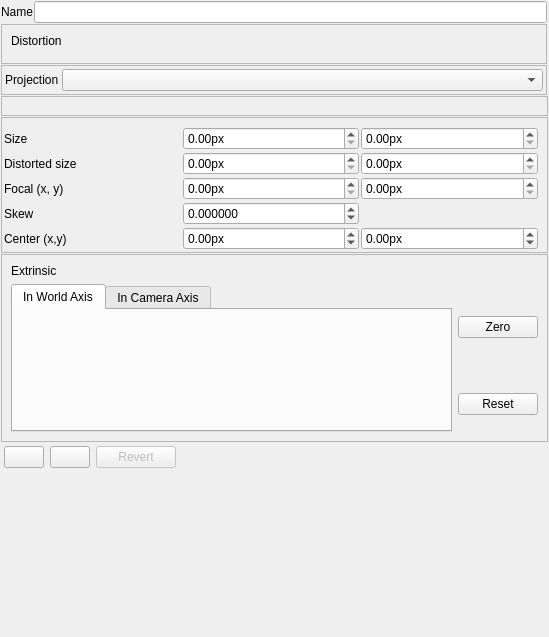
First picture: the form in utils/distortioncorrector/cameraModelParametersControlWidget.ui, repository NickPenkrat/corecvs, before the edit.
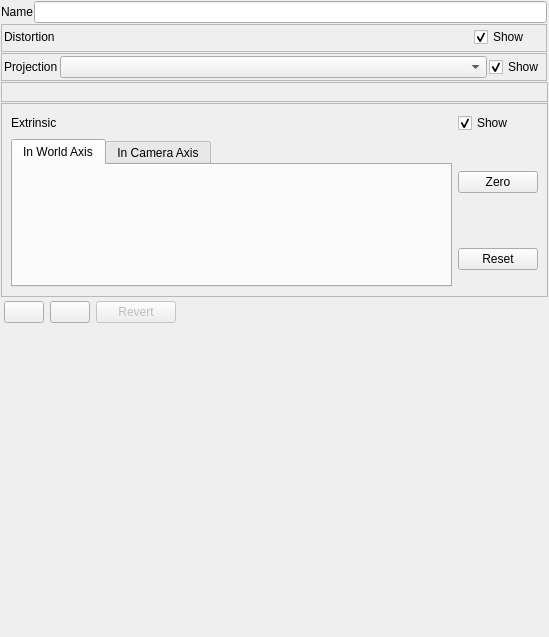
Second picture: the form after the edit. The open tabs and pages were chosen to show the change. Icons and pictures are not drawn. Custom widgets are drawn as their Qt base class.

The edit to the form file:
```diff
--- a/utils/distortioncorrector/cameraModelParametersControlWidget.ui
+++ b/utils/distortioncorrector/cameraModelParametersControlWidget.ui
@@ -29,9 +29,6 @@
    <property name="spacing">
     <number>1</number>
    </property>
-   <item row="0" column="1">
-    <widget class="QLineEdit" name="cameraNameEdit"/>
-   </item>
    <item row="0" column="0">
     <widget class="QLabel" name="label_2">
      <property name="text">
@@ -39,215 +36,10 @@
      </property>
     </widget>
    </item>
-   <item row="1" column="0" colspan="2">
-    <widget class="QFrame" name="distortionFrame">
-     <property name="minimumSize">
-      <size>
-       <width>20</width>
-       <height>20</height>
-      </size>
-     </property>
-     <property name="frameShape">
-      <enum>QFrame::StyledPanel</enum>
-     </property>
-     <property name="frameShadow">
-      <enum>QFrame::Raised</enum>
-     </property>
-     <layout class="QGridLayout" name="gridLayout_5">
-      <item row="0" column="0">
-       <widget class="QLabel" name="label">
-        <property name="text">
-         <string>Distortion</string>
-        </property>
-       </widget>
-      </item>
-      <item row="1" column="0">
-       <widget class="LensDistortionModelParametersControlWidget" name="lensDistortionWidget" native="true">
-        <property name="sizePolicy">
-         <sizepolicy hsizetype="Preferred" vsizetype="Minimum">
-          <horstretch>0</horstretch>
-          <verstretch>0</verstretch>
-         </sizepolicy>
-        </property>
-        <property name="minimumSize">
-         <size>
-          <width>0</width>
-          <height>0</height>
-         </size>
-        </property>
-       </widget>
-      </item>
-     </layout>
-    </widget>
-   </item>
-   <item row="6" column="0" colspan="3">
-    <widget class="QFrame" name="oldFrame">
-     <property name="minimumSize">
-      <size>
-       <width>10</width>
-       <height>100</height>
-      </size>
-     </property>
-     <property name="frameShape">
-      <enum>QFrame::StyledPanel</enum>
-     </property>
-     <property name="frameShadow">
-      <enum>QFrame::Raised</enum>
-     </property>
-     <layout class="QGridLayout" name="gridLayout_4">
-      <property name="leftMargin">
-       <number>2</number>
-      </property>
-      <property name="bottomMargin">
-       <number>2</number>
-      </property>
-      <property name="spacing">
-       <number>2</number>
-      </property>
-      <item row="1" column="0">
-       <widget class="QLabel" name="label_5">
-        <property name="text">
-         <string>Distorted size</string>
-        </property>
-       </widget>
-      </item>
-      <item row="3" column="0">
-       <widget class="QLabel" name="labelSkew">
-        <property name="text">
-         <string>Skew</string>
-        </property>
-       </widget>
-      </item>
-      <item row="4" column="1">
-       <widget class="QDoubleSpinBox" name="spinBoxCx">
-        <property name="suffix">
-         <string>px</string>
-        </property>
-        <property name="minimum">
-         <double>-1000000000.000000000000000</double>
-        </property>
-        <property name="maximum">
-         <double>1000000000.000000000000000</double>
-        </property>
-       </widget>
-      </item>
-      <item row="4" column="0">
-       <widget class="QLabel" name="label_12">
-        <property name="text">
-         <string>Center (x,y)</string>
-        </property>
-       </widget>
-      </item>
-      <item row="3" column="1">
-       <widget class="QDoubleSpinBox" name="spinBoxSkew">
-        <property name="suffix">
-         <string/>
-        </property>
-        <property name="decimals">
-         <number>6</number>
-        </property>
-        <property name="minimum">
-         <double>-1000000000.000000000000000</double>
-        </property>
-        <property name="maximum">
-         <double>1000000000.000000000000000</double>
-        </property>
-       </widget>
-      </item>
-      <item row="2" column="0">
-       <widget class="QLabel" name="labelFocalX">
-        <property name="text">
-         <string>Focal (x, y)</string>
-        </property>
-       </widget>
-      </item>
-      <item row="0" column="0">
-       <widget class="QLabel" name="label_3">
-        <property name="text">
-         <string>Size</string>
-        </property>
-       </widget>
-      </item>
-      <item row="1" column="1">
-       <widget class="QDoubleSpinBox" name="spinBoxSizeDistortedX">
-        <property name="suffix">
-         <string>px</string>
-        </property>
-        <property name="maximum">
-         <double>1000000000.000000000000000</double>
-        </property>
-       </widget>
-      </item>
-      <item row="0" column="1">
-       <widget class="QDoubleSpinBox" name="spinBoxSizeX">
-        <property name="suffix">
-         <string>px</string>
-        </property>
-        <property name="maximum">
-         <double>1000000000.000000000000000</double>
-        </property>
-       </widget>
-      </item>
-      <item row="2" column="1">
-       <widget class="QDoubleSpinBox" name="spinBoxFocalX">
-        <property name="suffix">
-         <string>px</string>
-        </property>
-        <property name="maximum">
-         <double>1000000000.000000000000000</double>
-        </property>
-       </widget>
-      </item>
-      <item row="0" column="2">
-       <widget class="QDoubleSpinBox" name="spinBoxSizeY">
-        <property name="suffix">
-         <string>px</string>
-        </property>
-        <property name="maximum">
-         <double>1000000000.000000000000000</double>
-        </property>
-       </widget>
-      </item>
-      <item row="1" column="2">
-       <widget class="QDoubleSpinBox" name="spinBoxSizeDistortedY">
-        <property name="suffix">
-         <string>px</string>
-        </property>
-        <property name="maximum">
-         <double>1000000000.000000000000000</double>
-        </property>
-       </widget>
-      </item>
-      <item row="2" column="2">
-       <widget class="QDoubleSpinBox" name="spinBoxFocalY">
-        <property name="suffix">
-         <string>px</string>
-        </property>
-        <property name="maximum">
-         <double>1000000000.000000000000000</double>
-        </property>
-       </widget>
-      </item>
-      <item row="4" column="2">
-       <widget class="QDoubleSpinBox" name="spinBoxCy">
-        <property name="suffix">
-         <string>px</string>
-        </property>
-        <property name="minimum">
-         <double>-1000000000.000000000000000</double>
-        </property>
-        <property name="maximum">
-         <double>1000000000.000000000000000</double>
-        </property>
-       </widget>
-      </item>
-     </layout>
-    </widget>
-   </item>
    <item row="5" column="0" colspan="3">
     <widget class="QFrame" name="projectionFrame">
      <property name="sizePolicy">
-      <sizepolicy hsizetype="Preferred" vsizetype="Minimum">
+      <sizepolicy hsizetype="Preferred" vsizetype="Preferred">
        <horstretch>0</horstretch>
        <verstretch>0</verstretch>
       </sizepolicy>
@@ -266,7 +58,7 @@
      </property>
     </widget>
    </item>
-   <item row="15" column="0" colspan="3">
+   <item row="14" column="0" colspan="3">
     <widget class="QFrame" name="buttonFrame">
      <layout class="QHBoxLayout" name="horizontalLayout">
       <property name="leftMargin">
@@ -351,7 +143,10 @@
      </layout>
     </widget>
    </item>
-   <item row="16" column="0" colspan="2">
+   <item row="0" column="1">
+    <widget class="QLineEdit" name="cameraNameEdit"/>
+   </item>
+   <item row="15" column="0" colspan="2">
     <spacer name="verticalSpacer">
      <property name="orientation">
       <enum>Qt::Vertical</enum>
@@ -364,7 +159,7 @@
      </property>
     </spacer>
    </item>
-   <item row="14" column="0" colspan="3">
+   <item row="13" column="0" colspan="3">
     <widget class="QFrame" name="extrinsicsFrame">
      <property name="sizePolicy">
       <sizepolicy hsizetype="Preferred" vsizetype="Preferred">
@@ -446,7 +241,7 @@
          <string>&lt;html&gt;&lt;head/&gt;&lt;body&gt;&lt;p&gt;World Coordinate&lt;/p&gt;&lt;p&gt;&lt;br/&gt;&lt;/p&gt;&lt;/body&gt;&lt;/html&gt;</string>
         </property>
         <property name="currentIndex">
-         <number>1</number>
+         <number>0</number>
         </property>
         <widget class="QWidget" name="tab">
          <attribute name="title">
@@ -503,13 +298,29 @@
         </property>
        </widget>
       </item>
+      <item row="0" column="1">
+       <widget class="QCheckBox" name="showExtrinsicsCheckBox">
+        <property name="sizePolicy">
+         <sizepolicy hsizetype="Maximum" vsizetype="Fixed">
+          <horstretch>0</horstretch>
+          <verstretch>0</verstretch>
+         </sizepolicy>
+        </property>
+        <property name="text">
+         <string>Show</string>
+        </property>
+        <property name="checked">
+         <bool>true</bool>
+        </property>
+       </widget>
+      </item>
      </layout>
     </widget>
    </item>
    <item row="3" column="0" colspan="2">
     <widget class="QFrame" name="projectionTypeFrame">
      <property name="sizePolicy">
-      <sizepolicy hsizetype="Preferred" vsizetype="Minimum">
+      <sizepolicy hsizetype="Preferred" vsizetype="Fixed">
        <horstretch>0</horstretch>
        <verstretch>0</verstretch>
       </sizepolicy>
@@ -528,24 +339,24 @@
      </property>
      <layout class="QGridLayout" name="gridLayout_6">
       <property name="leftMargin">
-       <number>3</number>
+       <number>2</number>
       </property>
       <property name="topMargin">
-       <number>3</number>
+       <number>2</number>
       </property>
       <property name="rightMargin">
-       <number>3</number>
+       <number>2</number>
       </property>
       <property name="bottomMargin">
-       <number>3</number>
+       <number>2</number>
       </property>
       <property name="spacing">
-       <number>3</number>
+       <number>2</number>
       </property>
       <item row="0" column="0">
        <widget class="QLabel" name="label_11">
         <property name="sizePolicy">
-         <sizepolicy hsizetype="Fixed" vsizetype="Preferred">
+         <sizepolicy hsizetype="Fixed" vsizetype="Fixed">
           <horstretch>0</horstretch>
           <verstretch>0</verstretch>
          </sizepolicy>
@@ -557,6 +368,100 @@
       </item>
       <item row="0" column="1">
        <widget class="QComboBox" name="projectionTypeComboBox"/>
+      </item>
+      <item row="0" column="2">
+       <widget class="QCheckBox" name="showProjection">
+        <property name="sizePolicy">
+         <sizepolicy hsizetype="Maximum" vsizetype="Fixed">
+          <horstretch>0</horstretch>
+          <verstretch>0</verstretch>
+         </sizepolicy>
+        </property>
+        <property name="text">
+         <string>Show</string>
+        </property>
+        <property name="checked">
+         <bool>true</bool>
+        </property>
+       </widget>
+      </item>
+     </layout>
+    </widget>
+   </item>
+   <item row="1" column="0" colspan="2">
+    <widget class="QFrame" name="distortionFrame">
+     <property name="sizePolicy">
+      <sizepolicy hsizetype="Preferred" vsizetype="Preferred">
+       <horstretch>0</horstretch>
+       <verstretch>0</verstretch>
+      </sizepolicy>
+     </property>
+     <property name="minimumSize">
+      <size>
+       <width>20</width>
+       <height>20</height>
+      </size>
+     </property>
+     <property name="frameShape">
+      <enum>QFrame::StyledPanel</enum>
+     </property>
+     <property name="frameShadow">
+      <enum>QFrame::Raised</enum>
+     </property>
+     <layout class="QGridLayout" name="gridLayout_5">
+      <property name="leftMargin">
+       <number>2</number>
+      </property>
+      <property name="topMargin">
+       <number>2</number>
+      </property>
+      <property name="rightMargin">
+       <number>2</number>
+      </property>
+      <property name="bottomMargin">
+       <number>2</number>
+      </property>
+      <property name="spacing">
+       <number>2</number>
+      </property>
+      <item row="0" column="0">
+       <widget class="QLabel" name="label">
+        <property name="text">
+         <string>Distortion</string>
+        </property>
+       </widget>
+      </item>
+      <item row="1" column="0" colspan="2">
+       <widget class="LensDistortionModelParametersControlWidget" name="lensDistortionWidget" native="true">
+        <property name="sizePolicy">
+         <sizepolicy hsizetype="Preferred" vsizetype="Minimum">
+          <horstretch>0</horstretch>
+          <verstretch>0</verstretch>
+         </sizepolicy>
+        </property>
+        <property name="minimumSize">
+         <size>
+          <width>0</width>
+          <height>0</height>
+         </size>
+        </property>
+       </widget>
+      </item>
+      <item row="0" column="1">
+       <widget class="QCheckBox" name="showDistortionCheckBox">
+        <property name="maximumSize">
+         <size>
+          <width>70</width>
+          <height>16777215</height>
+         </size>
+        </property>
+        <property name="text">
+         <string>Show</string>
+        </property>
+        <property name="checked">
+         <bool>true</bool>
+        </property>
+       </widget>
       </item>
      </layout>
     </widget>
```
